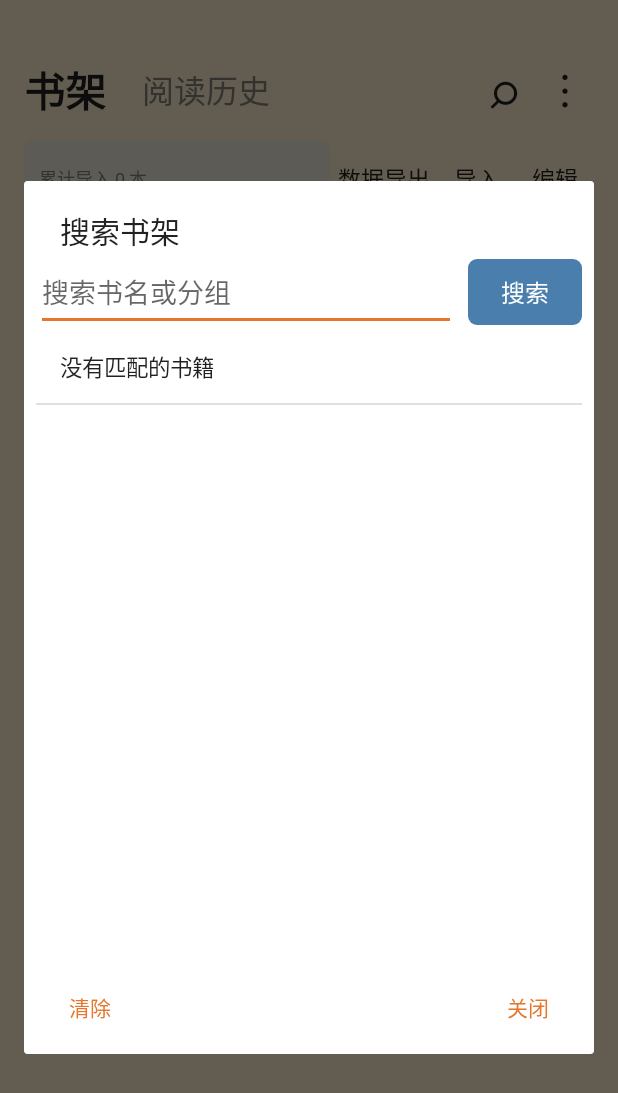
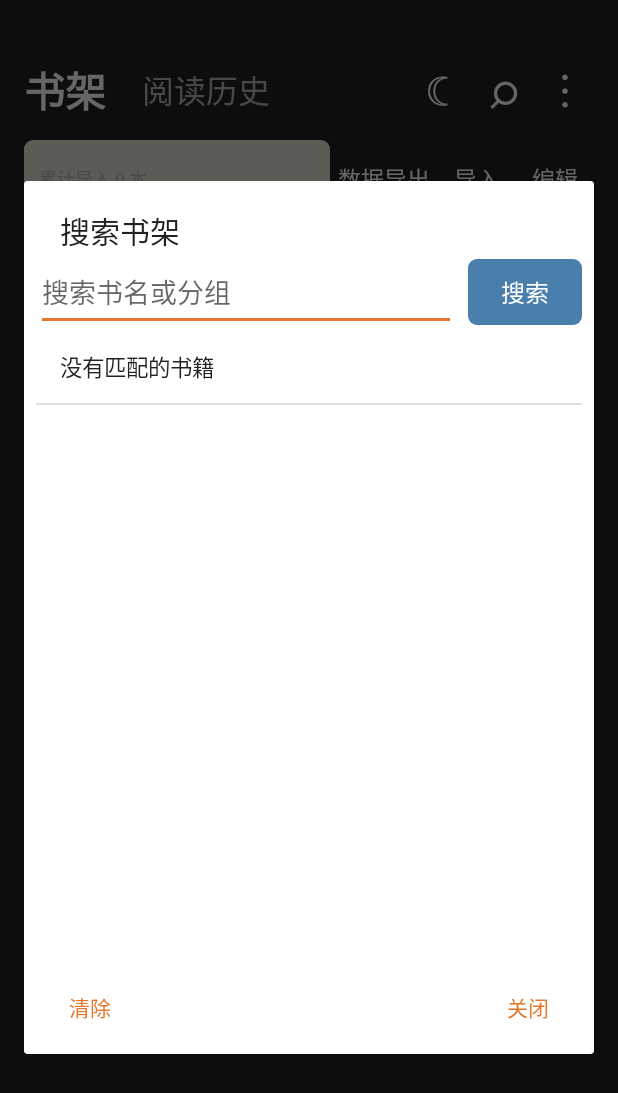
Before and after one commit to luxiaoshi838-jpg/simplereader-public, an Android app: the screen it shows after launch (MainActivity), after a tap on an icon or button, on a phone screen of 412 x 824 dp. Shown: the top 1093 px of the screen. Run offline under Robolectric (Android 15) with nearby library versions, the phone set to English and light mode, and no system bars; our stand-ins replace Room's generated code; 2 statements that could not run were skipped; 3 other taps on this screen came first.

Commit message:
v772：统一书架分组滚动滑块并加入日夜按钮 [skip ci]

```diff
--- a/app/build.gradle.kts
+++ b/app/build.gradle.kts
@@ -19,10 +19,10 @@ android {
     namespace = "com.simplereader.app"
     compileSdk = 35
 
-    val generatedVersionCode = (System.getenv("SIMPLE_READER_VERSION_CODE") ?: "2098000771")
+    val generatedVersionCode = (System.getenv("SIMPLE_READER_VERSION_CODE") ?: "2098000772")
         .toIntOrNull()
-        ?: 2098000771
-    val generatedVersionName = System.getenv("SIMPLE_READER_VERSION_NAME") ?: "771"
+        ?: 2098000772
+    val generatedVersionName = System.getenv("SIMPLE_READER_VERSION_NAME") ?: "772"
 
     defaultConfig {
         applicationId = "com.simplereader.app"
--- a/app/src/main/java/com/simplereader/app/ui/GroupBooksActivity.kt
+++ b/app/src/main/java/com/simplereader/app/ui/GroupBooksActivity.kt
@@ -146,7 +146,7 @@ class GroupBooksActivity : AppCompatActivity() {
                 addView(cancelButton)
             })
 
-            addView(RecyclerView(this@GroupBooksActivity).apply {
+            addView(FastScrollRecyclerView(this@GroupBooksActivity).apply {
                 layoutManager = GridLayoutManager(this@GroupBooksActivity, 3)
                 adapter = this@GroupBooksActivity.adapter
                 clipToPadding = false
--- a/app/src/main/java/com/simplereader/app/ui/MainActivity.kt
+++ b/app/src/main/java/com/simplereader/app/ui/MainActivity.kt
@@ -235,6 +235,15 @@ class MainActivity : AppCompatActivity() {
                 }
             }
         }
+        findViewById<TextView>(R.id.shelfNightButton).apply {
+            text = "☾"
+            contentDescription = "日间夜间模式"
+            setOnClickListener {
+                ReaderAppearance.toggleMode(this@MainActivity)
+                applyShelfAppearance()
+                shelfAdapter.notifyDataSetChanged()
+            }
+        }
         findViewById<TextView>(R.id.searchButton).apply {
             text = "⌕"
             setOnClickListener { showShelfSearch() }
@@ -453,6 +462,7 @@ class MainActivity : AppCompatActivity() {
         shelfTabTextView.setTextColor(primaryText)
         findViewById<TextView>(R.id.historyTabTextView).setTextColor(secondaryText)
         findViewById<TextView>(R.id.readingStatsTextView).setTextColor(secondaryText)
+        findViewById<TextView>(R.id.shelfNightButton).setTextColor(primaryText)
         findViewById<TextView>(R.id.searchButton).setTextColor(primaryText)
         findViewById<TextView>(R.id.moreButton).setTextColor(primaryText)
         findViewById<TextView>(R.id.exportButton).setTextColor(primaryText)
--- a/app/src/main/res/layout/activity_main.xml
+++ b/app/src/main/res/layout/activity_main.xml
@@ -40,6 +40,17 @@
             android:layout_width="0dp"
             android:layout_height="1dp"
             android:layout_weight="1" />
+
+        <TextView
+            android:id="@+id/shelfNightButton"
+            android:layout_width="44dp"
+            android:layout_height="44dp"
+            android:background="@android:color/transparent"
+            android:contentDescription="日间夜间模式"
+            android:gravity="center"
+            android:text="☾"
+            android:textColor="#24211C"
+            android:textSize="28sp" />
 
         <TextView
             android:id="@+id/searchButton"
@@ -115,7 +126,7 @@
             android:textSize="15sp" />
     </LinearLayout>
 
-    <androidx.recyclerview.widget.RecyclerView
+    <com.simplereader.app.ui.FastScrollRecyclerView
         android:id="@+id/shelfGrid"
         android:layout_width="match_parent"
         android:layout_height="0dp"
@@ -123,5 +134,5 @@
         android:layout_weight="1"
         android:clipToPadding="false"
         android:paddingEnd="14dp"
-        android:scrollbars="vertical" />
+        android:scrollbars="none" />
 </LinearLayout>
```
